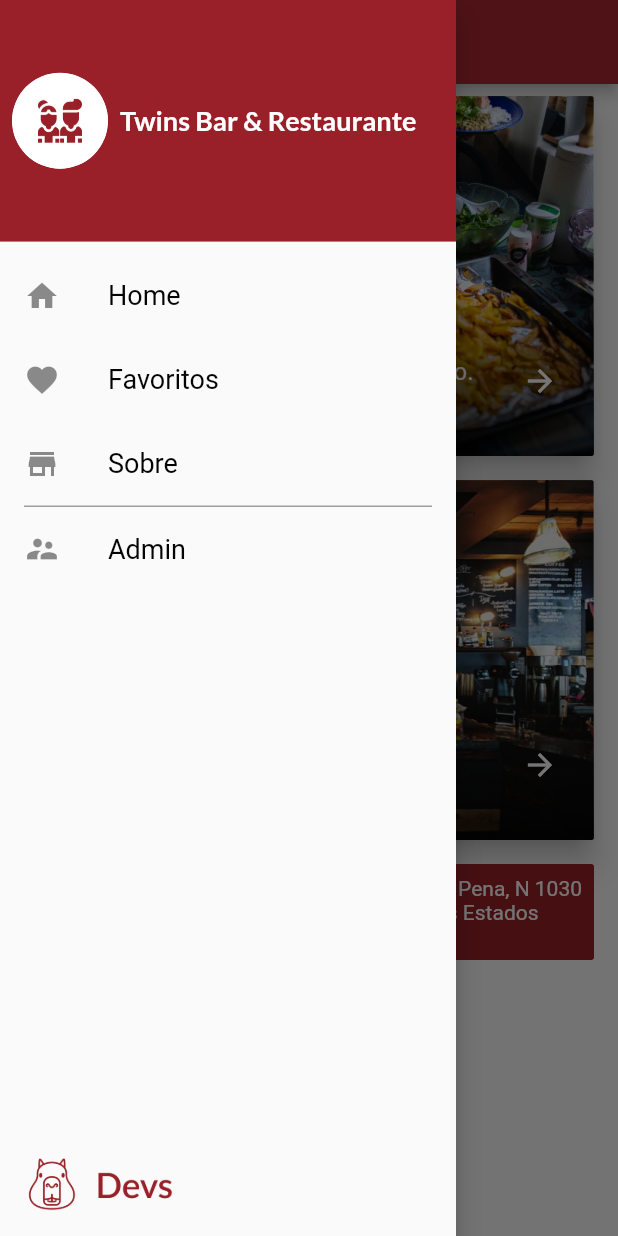
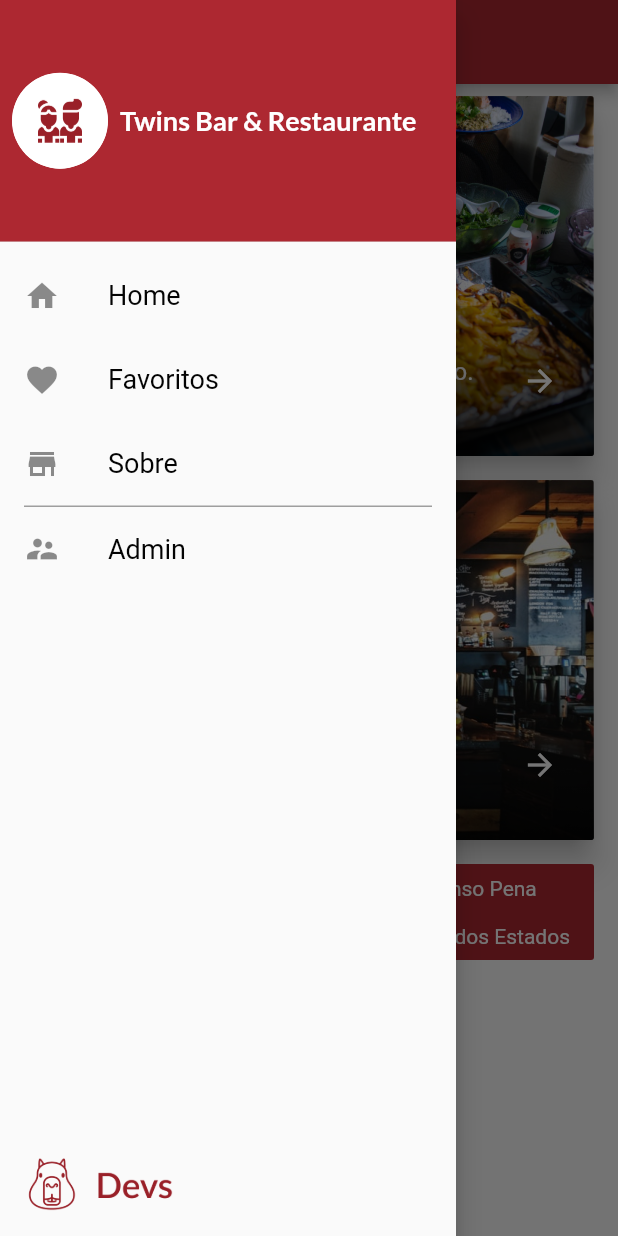
Before and after one commit to brunomond/CapiCardapio, a Flutter app: the screen it shows after launch, after a tap on the "menu" icon, on a phone screen of 412 x 824 dp. Run offline on Flutter 3.47's test engine with Material 2 defaults, Android fonts, the phone set to English and light mode, and no system bars; our stand-ins replace cloud_firestore, shared_preferences; accounts and stored records are empty.

Commit message:
Fixed - Refatoration Details page remove Utils.

```diff
--- a/lib/View/Components/CardWidget.dart
+++ b/lib/View/Components/CardWidget.dart
@@ -1,7 +1,6 @@
-import 'package:CapiCardapio/View/Ultis.dart';
 import 'package:flutter/material.dart';
 
-Widget CardWidget({String title,String subTitle, String hours,AssetImage image,Function navigatorToPage}){
+Widget CardWidget(context,{String title,String subTitle, String hours,AssetImage image,Function navigatorToPage}){
 
   final TextStyle _textTitle = TextStyle(color:Colors.white,fontSize:22,fontWeight: FontWeight.bold);
   final TextStyle _textSubTitle = TextStyle(color:Color.fromRGBO(240, 240, 240, 1),fontSize:16,fontWeight: FontWeight.w400);
@@ -25,7 +24,7 @@ Widget CardWidget({String title,String subTitle, String hours,AssetImage image,F
       ),
       child:
       InkWell(
-          splashColor: primaryColor,
+          splashColor: Theme.of(context).primaryColor,
           onTap: navigatorToPage,
           child:
           Column(
--- a/lib/View/Components/EnderecoWidget.dart
+++ b/lib/View/Components/EnderecoWidget.dart
@@ -1,13 +1,12 @@
-import 'package:CapiCardapio/View/Ultis.dart';
 import 'package:flutter/material.dart';
 
-Widget EnderecoWidget(){
+Widget EnderecoWidget(context){
   return Container(
           width: double.infinity,
           margin:EdgeInsets.fromLTRB(16, 8, 16, 8),
-          padding:EdgeInsets.all(8),
+          padding:EdgeInsets.only(top: 8,left:16,right: 16,bottom:8),
           decoration: BoxDecoration(
-            color:primaryColor,
+            color:Theme.of(context).primaryColor,
             borderRadius: BorderRadius.all(Radius.circular(2)),
             shape:BoxShape.rectangle,
           ),
@@ -44,7 +43,8 @@ Widget EnderecoWidget(){
                 crossAxisAlignment: CrossAxisAlignment.start,
                 mainAxisAlignment: MainAxisAlignment.start,
                 children: <Widget>[
-                Text("Av. Afonso Pena, N 1030",style:TextStyle(color: Colors.white)),
+                Text("Av. Afonso Pena",style:TextStyle(color: Colors.white)),
+                Text("N 1030",style:TextStyle(color: Colors.white)),
                 Text("Jardim dos Estados",style:TextStyle(color: Colors.white))
               ],)
             ],)
--- a/lib/View/Descricao/descricao_prato.dart
+++ b/lib/View/DescritionPage/descrition_page.dart
@@ -1,15 +1,16 @@
-import 'package:flutter/cupertino.dart';
 import 'package:flutter/material.dart';
-class HomePage extends StatefulWidget {
-  HomePage({Key key, this.title}) : super(key: key);
+class DescritionPage extends StatefulWidget {
+  DescritionPage({Key key, this.title}) : super(key: key);
   final String title;
 
   @override
-  _HomePageState createState() => _HomePageState();
+  _DescritionPageState createState() => _DescritionPageState();
 }
 
-class _HomePageState extends State<HomePage> {
-  void _retornar() {}
+class _DescritionPageState extends State<DescritionPage> {
+  void _retornar() {
+    Navigator.popAndPushNamed(context, '/home_page');
+  }
   bool _favorito = true;
   String _valor = "17,00";
   String _nome = "Prato executivo de carne";
@@ -35,7 +36,6 @@ class _HomePageState extends State<HomePage> {
           onPressed: _retornar,
         ),
         title: Text("Cardápio Restaurante"),
-        centerTitle: true,
       ),
       body: Column(children: <Widget>[
         Image.asset(
--- a/lib/View/DrawerPage/DrawerPage.dart
+++ b/lib/View/DrawerPage/DrawerPage.dart
@@ -1,4 +1,3 @@
-import 'package:CapiCardapio/View/Ultis.dart';
 import 'package:flutter/material.dart';
 
 class DrawerPage extends StatelessWidget {
@@ -18,7 +17,7 @@ class DrawerPage extends StatelessWidget {
                 DrawerHeader(
                   padding: EdgeInsets.all(0),
                   decoration: BoxDecoration(
-                    color: primaryColor,
+                    color: Theme.of(context).primaryColor,
                   ),
                   child:Padding(
                     padding: const EdgeInsets.fromLTRB(8.0,0,0,0),
--- a/lib/View/HomePage/home_page.dart
+++ b/lib/View/HomePage/home_page.dart
@@ -22,15 +22,17 @@ class _HomePageState extends State<HomePage> {
         child: ListView(
           children: <Widget>[
             CardWidget(
+              context,
               title:"Restaurante",
               subTitle: "Pratos selecionados para sua refeição.",
               hours: "10:00 às 14:00",
               image: AssetImage('images/restarant.jpg'),
               navigatorToPage: (){
-                Navigator.pushNamed(context, '/home_page');
+                Navigator.pushNamed(context, '/descrition_page');
               },
             ),
             CardWidget(
+              context,
               title:"Bar e Happy Hour",
               subTitle: "Porções e bebidas para sua noite.",
               hours: "18:00 às 00:00",
@@ -39,7 +41,7 @@ class _HomePageState extends State<HomePage> {
                 Navigator.pushNamed(context, '/favorite_page');
               }
             ),
-            EnderecoWidget()
+            EnderecoWidget(context)
           ],
         ),
     );
--- a/lib/View/Ultis.dart
+++ /dev/null
@@ -1,6 +0,0 @@
-
-import 'package:flutter/material.dart';
-
-final Color primaryColor =  Color.fromRGBO(153, 32, 40, 1);
-final Color primaryColorDarkness = Color.fromRGBO(173, 40, 49, 1);
-final Color darkness = Color.fromARGB(255, 100, 13, 20);
--- a/lib/View/splash_page.dart
+++ b/lib/View/splash_page.dart
@@ -1,5 +1,4 @@
 import 'dart:async';
-import 'package:CapiCardapio/View/Ultis.dart';
 import 'package:flutter/cupertino.dart';
 import 'package:flutter/material.dart';
 
@@ -34,7 +33,7 @@ class _SplashScreenState extends State<SplashScreen> {
             fit: StackFit.expand,
             children: <Widget>[
               Container(
-                decoration: BoxDecoration(color: darkness),
+                decoration: BoxDecoration(color: Theme.of(context).primaryColorDark),
               ),
               Column(
                 mainAxisAlignment: MainAxisAlignment.start,
--- a/lib/main.dart
+++ b/lib/main.dart
@@ -1,5 +1,3 @@
-import 'package:CapiCardapio/View/AdminPage/LoginAdminPage.dart';
-import 'package:CapiCardapio/View/Ultis.dart';
 import 'package:flutter/material.dart';
 
 // SplashScreen
@@ -10,6 +8,8 @@ import 'package:CapiCardapio/View/AboutPage/AboutPage.dart';
 import 'package:CapiCardapio/View/AdminPage/AdminPage.dart';
 import 'package:CapiCardapio/View/FavoritePage/FavoritePage.dart';
 import 'package:CapiCardapio/View/HomePage/home_page.dart';
+import 'package:CapiCardapio/View/AdminPage/LoginAdminPage.dart';
+import 'package:CapiCardapio/View/DescritionPage/descrition_page.dart';
 
 void main() => runApp(MyApp());
 
@@ -19,7 +19,7 @@ class MyApp extends StatelessWidget {
     return MaterialApp(
       title: 'Twins Bar & Restaurante',
       theme: ThemeData(
-        primaryColor: primaryColorDarkness,
+        primaryColor: Color.fromRGBO(173, 40, 49, 1),
       ),
       initialRoute: '/',
       home: SplashScreen(),
@@ -28,6 +28,7 @@ class MyApp extends StatelessWidget {
         '/favorite_page': (BuildContext context) => FavoritePage(title: 'Pratos Favoritos'),
         '/about_page': (BuildContext context) => AboutPage(title: 'Twins Bar & Restaurante'),
         '/admin_page': (BuildContext context) => AdminPage(title: 'Admin'),
+        '/descrition_page': (BuildContext context) => DescritionPage(title: 'Descrição'),
         '/login_admin': (BuildContext context) => LoginAdminPage(title: 'Admin')
       },
     );
```
